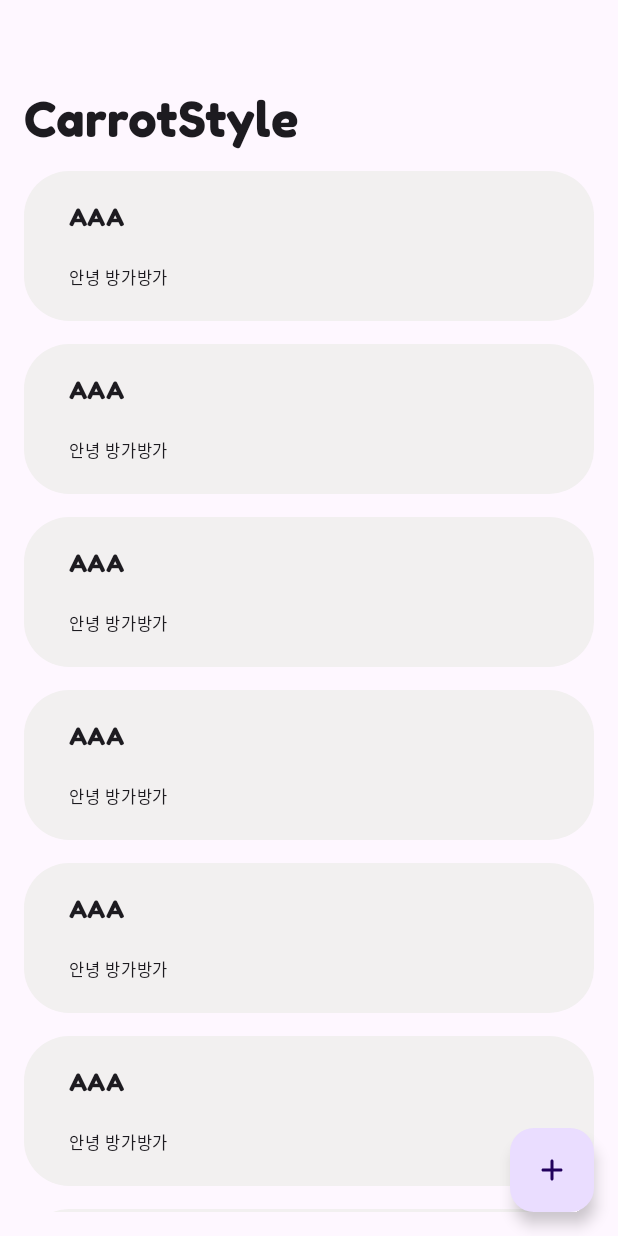
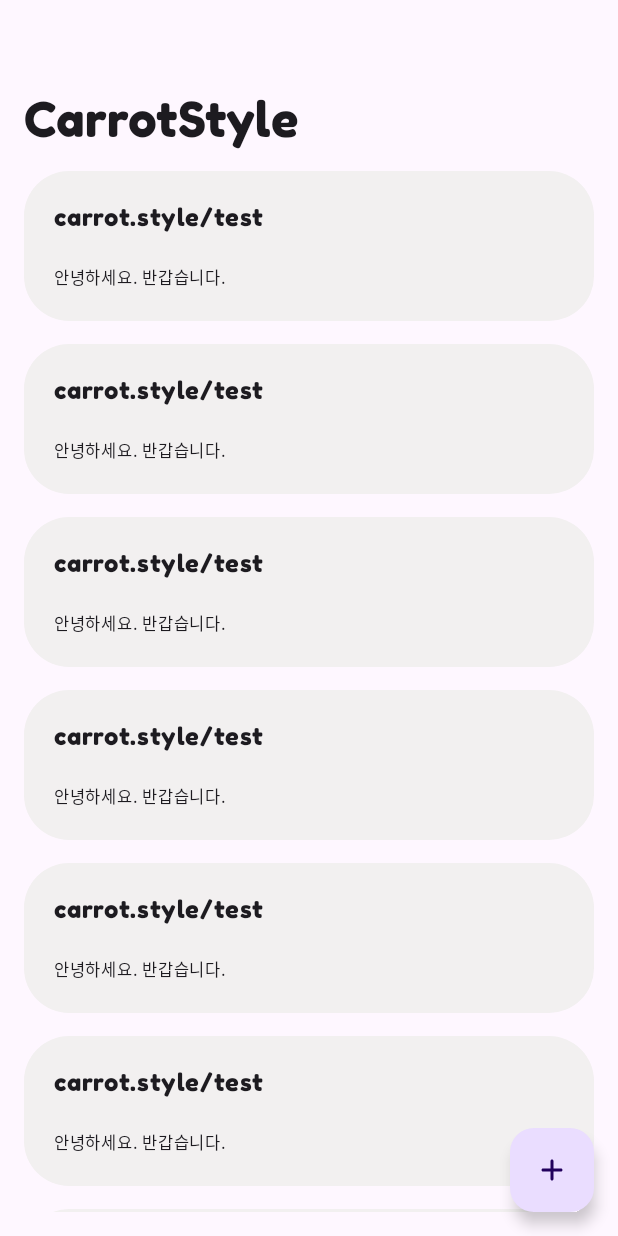
Before and after one commit to carrot-style/carrot-android, an Android app built with Jetpack Compose: the screen it shows after launch (MainActivity), on a phone screen of 412 x 824 dp. Run offline under Robolectric (Android 15) with nearby library versions, the phone set to English and light mode, and no system bars; our stand-ins replace Dagger/Hilt's generated code, accompanist; libraries missing offline, so code that uses them is left out: io.github.jisungbin.erratum, io.github.jisungbin.logeukes; 1 statement that could not run was skipped.

Commit message:
Update UI

```diff
--- a/presentation/src/main/kotlin/style/carrot/android/activity/main/MainActivity.kt
+++ b/presentation/src/main/kotlin/style/carrot/android/activity/main/MainActivity.kt
@@ -144,7 +144,7 @@ class MainActivity : ComponentActivity() {
                                 modifier = Modifier.padding(top = 15.dp),
                                 verticalArrangement = Arrangement.spacedBy(15.dp)
                             ) {
-                                items(List(100) { CarrotUrl("AAA", "BBB", "안녕 방가방가") }) { carrotUrl ->
+                                items(List(100) { CarrotUrl("carrot.style/test", "BBB", "안녕하세요. 반갑습니다.") }) { carrotUrl ->
                                     StyledCard(
                                         modifier = Modifier.animateItemPlacement(),
                                         carrotUrl = carrotUrl
--- a/presentation/src/main/kotlin/style/carrot/android/ui/LinkCard.kt
+++ b/presentation/src/main/kotlin/style/carrot/android/ui/LinkCard.kt
@@ -9,7 +9,9 @@
 
 package style.carrot.android.ui
 
+import android.widget.Toast
 import androidx.compose.foundation.background
+import androidx.compose.foundation.clickable
 import androidx.compose.foundation.layout.Arrangement
 import androidx.compose.foundation.layout.Column
 import androidx.compose.foundation.layout.fillMaxWidth
@@ -20,23 +22,35 @@ import androidx.compose.material3.MaterialTheme
 import androidx.compose.material3.Text
 import androidx.compose.runtime.Composable
 import androidx.compose.ui.Modifier
+import androidx.compose.ui.draw.clip
 import androidx.compose.ui.graphics.Color
+import androidx.compose.ui.platform.LocalContext
 import androidx.compose.ui.tooling.preview.Preview
 import androidx.compose.ui.unit.dp
+import style.carrot.android.R
 import style.carrot.android.domain.model.CarrotUrl
+import style.carrot.android.util.Util
 
 // `Card` not implemented yet: https://m3.material.io/components/cards/implementation
 @Composable
 fun StyledCard(modifier: Modifier, carrotUrl: CarrotUrl) {
+    val context = LocalContext.current
+
+    fun toast(message: String) {
+        Toast.makeText(context, message, Toast.LENGTH_SHORT).show()
+    }
+
     Column(
         modifier = modifier
             .fillMaxWidth()
             .height(100.dp)
-            .background(
-                color = Color(242, 240, 240),
-                shape = RoundedCornerShape(30.dp)
-            )
-            .padding(horizontal = 30.dp),
+            .clip(RoundedCornerShape(30.dp))
+            .background(color = Color(242, 240, 240))
+            .clickable {
+                Util.copy(context, carrotUrl.styled)
+                toast(context.getString(R.string.ui_linkcard_toast_copied))
+            }
+            .padding(horizontal = 20.dp),
         verticalArrangement = Arrangement.SpaceEvenly
     ) {
         Text(text = carrotUrl.styled, style = MaterialTheme.typography.bodyLarge)
--- a/presentation/src/main/res/values-v27/themes.xml
+++ /dev/null
@@ -1,18 +0,0 @@
-<?xml version="1.0" encoding="utf-8"?><!--
-  ~ carrot-android © 2022 Ji Sungbin. all rights reserved.
-  ~ carrot-android license is under the MIT.
-  ~
-  ~ [themes.xml] created by Ji Sungbin on 22. 1. 23. 오전 12:00
-  ~
-  ~ Please see: https://github.com/carrot-style/carrot-android/blob/main/LICENSE.
-  -->
-
-<resources xmlns:tools="http://schemas.android.com/tools">
-
-    <style name="Theme.CarrotStyle" parent="Theme.MaterialComponents.DayNight.DarkActionBar">
-        <item name="android:statusBarColor" tools:targetApi="l">@color/white</item>
-        <item name="android:navigationBarColor">@color/white</item>
-        <item name="android:windowLightStatusBar">true</item>
-        <item name="android:windowLightNavigationBar">true</item>
-    </style>
-</resources>
--- a/presentation/src/main/res/values/strings.xml
+++ b/presentation/src/main/res/values/strings.xml
@@ -5,4 +5,6 @@
     <string name="activity_error_internet">Can\'t styling because the internet is unstable 😢</string>
     <string name="activity_error_exception">The carrot was eaten by the rabbit! Please try again later.</string>
     <string name="activity_error_btn_retry">Retry</string>
+
+    <string name="ui_linkcard_toast_copied">Copied.</string>
 </resources>
--- a/presentation/src/main/res/values/themes.xml
+++ b/presentation/src/main/res/values/themes.xml
@@ -7,17 +7,13 @@
   ~ Please see: https://github.com/carrot-style/carrot-android/blob/main/LICENSE.
   -->
 
-<resources xmlns:tools="http://schemas.android.com/tools">
+<resources>
 
-    <style name="Theme.CarrotStyle" parent="Theme.MaterialComponents.DayNight.DarkActionBar">
-        <item name="android:statusBarColor" tools:targetApi="l">@color/white</item>
-        <item name="android:navigationBarColor">@color/white</item>
-        <item name="android:windowLightStatusBar">true</item>
-    </style>
+    <style name="Theme.CarrotStyle" parent="Theme.MaterialComponents.DayNight.DarkActionBar" />
 
     <style name="Theme.CarrotStyle.Splash" parent="Theme.SplashScreen">
         <item name="windowSplashScreenBackground">@color/white</item>
-        <item name="windowSplashScreenAnimatedIcon">@drawable/ic_splash_logo</item>
+        <item name="windowSplashScreenAnimatedIcon">@drawable/test4</item>
         <item name="postSplashScreenTheme">@style/Theme.CarrotStyle</item>
 
         <item name="android:statusBarColor">@color/white</item>
```
Also changed, not shown: presentation/src/main/kotlin/style/carrot/android/util/Util.kt (added, +21 -0 lines), presentation/src/main/res/drawable/test4.png (added).
